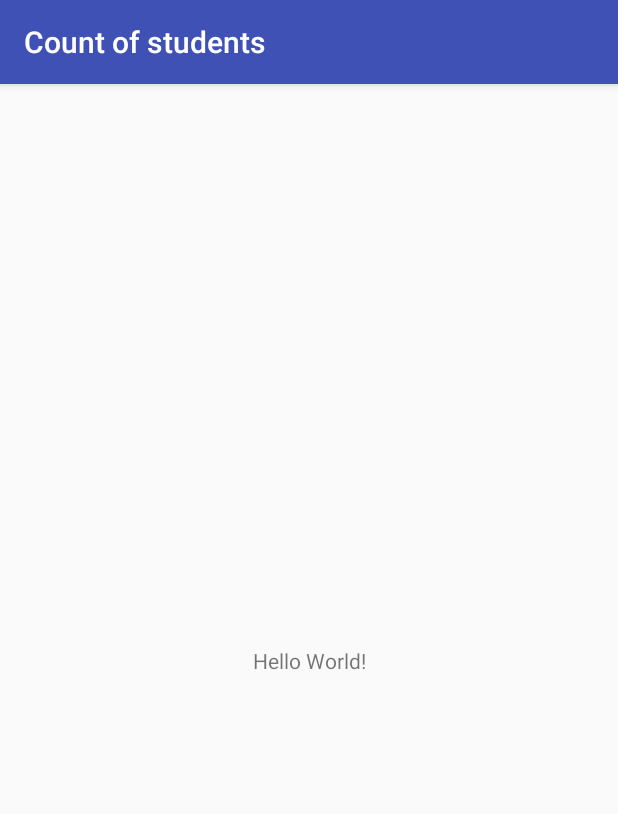
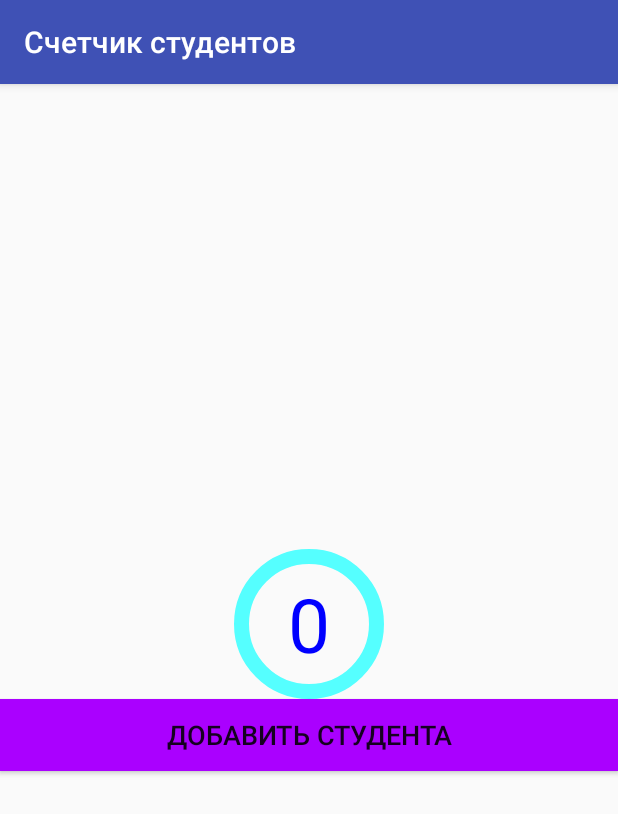
Before and after one commit to MedvedevDeni/Count-of-students-clicker, an Android app: the screen it shows after launch (MainActivity), on a phone screen of 412 x 824 dp. Shown: the top 814 px of the screen. Run offline under Robolectric (Android 15) with nearby library versions, the phone set to English and light mode, and no system bars.

Commit message:
Жизненный цикл Activity добавлен

```diff
--- a/app/src/main/java/com/example/denis/countofstudents/MainActivity.java
+++ b/app/src/main/java/com/example/denis/countofstudents/MainActivity.java
@@ -2,12 +2,85 @@ package com.example.denis.countofstudents;
 
 import android.support.v7.app.AppCompatActivity;
 import android.os.Bundle;
+import android.util.Log;
+import android.view.View;
+import android.widget.TextView;
+import android.widget.Toast;
 
 public class MainActivity extends AppCompatActivity {
+    private Integer counter = 0;
+    private final String TAG = "MainActivity";
 
     @Override
     protected void onCreate(Bundle savedInstanceState) {
         super.onCreate(savedInstanceState);
         setContentView(R.layout.activity_main);
+        Log.d(TAG, "onCreate");
+        Toast.makeText(this, "onCreate()", Toast.LENGTH_LONG).show();
+    }
+
+    @Override
+    protected void onSaveInstanceState(Bundle outState) {
+        super.onSaveInstanceState(outState);
+        outState.putInt("counter", counter);
+        Log.d(TAG, "onSaveInstanceState");
+    }
+
+    @Override
+    protected void onRestoreInstanceState(Bundle savedInstanceState) {
+        super.onRestoreInstanceState(savedInstanceState);
+        if (savedInstanceState != null && savedInstanceState.containsKey("counter")) {
+            counter = savedInstanceState.getInt("counter");
+        }
+        Log.d(TAG, "onRestoreInstanceState");
+    }
+
+    @Override
+    protected void onStart() {
+        super.onStart();
+        Log.d(TAG, "onStart");
+        resetUI();
+    }
+
+    @Override
+    protected void onResume() {
+        super.onResume();
+        Log.d(TAG, "onResume");
+        resetUI();
+    }
+
+    @Override
+    protected void onPause() {
+        super.onPause();
+        Log.d(TAG, "onPause");
+    }
+
+    @Override
+    protected void onStop() {
+        super.onStop();
+        Log.d(TAG, "onStop");
+    }
+
+    @Override
+    protected void onRestart() {
+        super.onRestart();
+        Log.d(TAG, "onRestart");
+    }
+
+    @Override
+    protected void onDestroy() {
+        super.onDestroy();
+        Log.d(TAG, "onDestroy");
+    }
+
+    private void resetUI() {
+        ((TextView) findViewById(R.id.numberOfStudents)).setText(counter.toString());
+        Log.d(TAG, "resetUI");
+    }
+
+    public void onClickBtnStudents(View view) {
+        counter++;
+        TextView counterViev = (TextView) findViewById(R.id.numberOfStudents);
+        counterViev.setText(counter.toString());
     }
 }
--- /dev/null
+++ b/app/src/main/res/drawable/ground.xml
@@ -0,0 +1,6 @@
+<?xml version="1.0" encoding="utf-8"?>
+<shape xmlns:android="http://schemas.android.com/apk/res/android" android:shape="oval">
+    <stroke
+        android:width="@dimen/groundSize"
+        android:color="@color/ovalColor"/>
+</shape>
--- a/app/src/main/res/layout/activity_main.xml
+++ b/app/src/main/res/layout/activity_main.xml
@@ -1,18 +1,29 @@
 <?xml version="1.0" encoding="utf-8"?>
-<android.support.constraint.ConstraintLayout xmlns:android="http://schemas.android.com/apk/res/android"
-    xmlns:app="http://schemas.android.com/apk/res-auto"
+<LinearLayout xmlns:android="http://schemas.android.com/apk/res/android"
     xmlns:tools="http://schemas.android.com/tools"
     android:layout_width="match_parent"
     android:layout_height="match_parent"
+    android:gravity="center"
+    android:orientation="vertical"
     tools:context=".MainActivity">
 
     <TextView
-        android:layout_width="wrap_content"
+        android:id="@+id/numberOfStudents"
+        android:layout_width="@dimen/numberOfStudentsSize"
+        android:layout_height="@dimen/numberOfStudentsSize"
+        android:background="@drawable/ground"
+        android:gravity="center"
+        android:text="@string/number_of_students"
+        android:textColor="@color/numberOfStudentsText"
+        android:textSize="@dimen/numberOfStudents" />
+
+    <Button
+        android:id="@+id/add_student"
+        android:layout_width="match_parent"
         android:layout_height="wrap_content"
-        android:text="Hello World!"
-        app:layout_constraintBottom_toBottomOf="parent"
-        app:layout_constraintLeft_toLeftOf="parent"
-        app:layout_constraintRight_toRightOf="parent"
-        app:layout_constraintTop_toTopOf="parent" />
+        android:background="@color/addStudentBackground"
+        android:onClick="onClickBtnStudents"
+        android:text="@string/add_student"
+        android:textSize="@dimen/addStudent" />
 
-</android.support.constraint.ConstraintLayout>
+</LinearLayout>
--- a/app/src/main/res/values/colors.xml
+++ b/app/src/main/res/values/colors.xml
@@ -3,4 +3,7 @@
     <color name="colorPrimary">#3F51B5</color>
     <color name="colorPrimaryDark">#303F9F</color>
     <color name="colorAccent">#FF4081</color>
+    <color name="ovalColor">#55ffff</color>
+    <color name="addStudentBackground">#aa00ff</color>
+    <color name="numberOfStudentsText">#0000ff</color>
 </resources>
--- /dev/null
+++ b/app/src/main/res/values/dimens.xml
@@ -0,0 +1,7 @@
+<?xml version="1.0" encoding="utf-8"?>
+<resources>
+    <dimen name="numberOfStudents">50dp</dimen>
+    <dimen name="numberOfStudentsSize">100dp</dimen>
+    <dimen name="addStudent">18dp</dimen>
+    <dimen name="groundSize">10dp</dimen>
+</resources>
--- a/app/src/main/res/values/strings.xml
+++ b/app/src/main/res/values/strings.xml
@@ -1,3 +1,5 @@
 <resources>
-    <string name="app_name">Count of students</string>
+    <string name="app_name">Счетчик студентов</string>
+    <string name="number_of_students">0</string>
+    <string name="add_student">Добавить студента</string>
 </resources>
```
